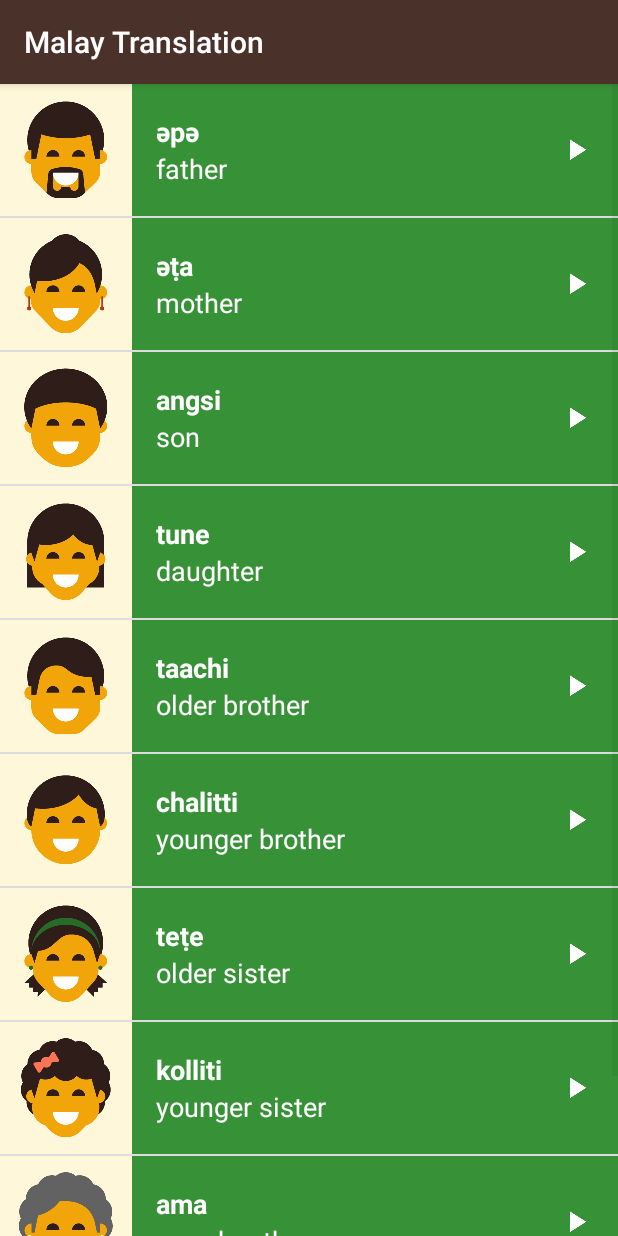
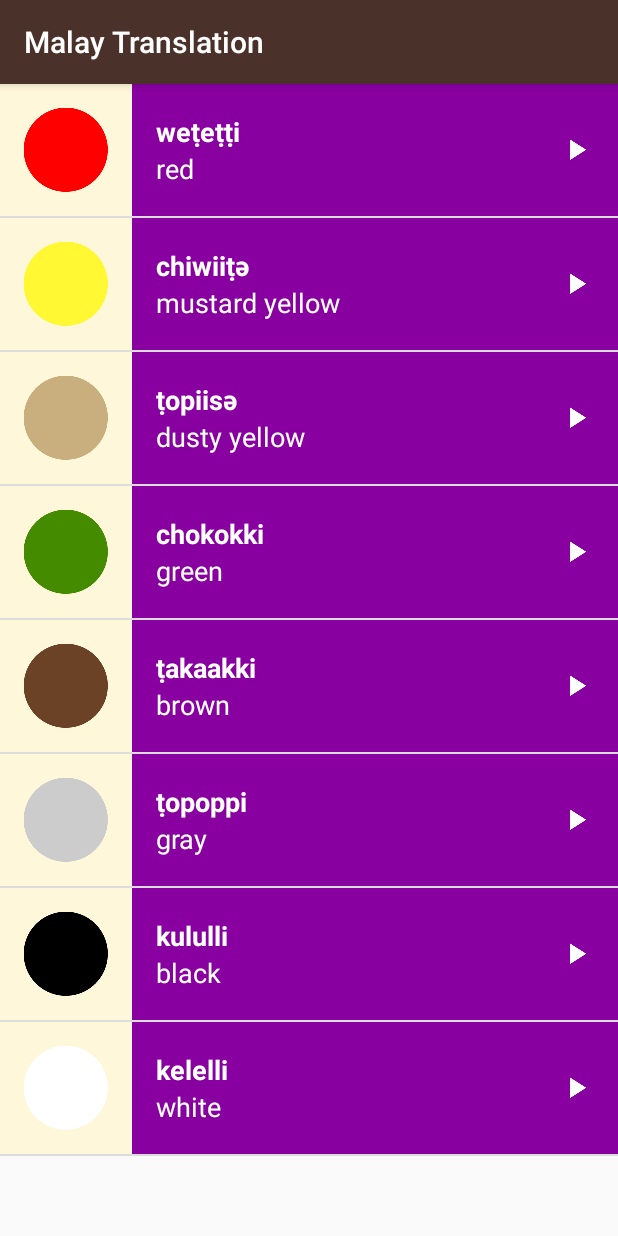
Before and after one commit to ridhwandaud/malayApp, an Android app: the FamilyActivity screen opened directly, with no data from a screen before it, on a phone screen of 412 x 824 dp. Run offline under Robolectric (Android 15) with nearby library versions, the light colour scheme and no system bars.

Commit message:
change familt activity to fragment

```diff
--- a/app/src/main/java/com/example/android/miwok/FamilyActivity.java
+++ b/app/src/main/java/com/example/android/miwok/FamilyActivity.java
@@ -14,54 +14,10 @@ public class FamilyActivity extends AppCompatActivity {
     @Override
     protected void onCreate(Bundle savedInstanceState) {
         super.onCreate(savedInstanceState);
-        setContentView(R.layout.word_list);
+        setContentView(R.layout.activity_category);
 
-        // Create a list of words
-        final ArrayList<Word> words = new ArrayList<Word>();
-        words.add(new Word("father", "әpә", R.drawable.family_father, R.raw.family_father));
-        words.add(new Word("mother", "әṭa", R.drawable.family_mother, R.raw.family_mother));
-        words.add(new Word("son", "angsi", R.drawable.family_son, R.raw.family_son));
-        words.add(new Word("daughter", "tune", R.drawable.family_daughter, R.raw.family_daughter));
-        words.add(new Word("older brother", "taachi", R.drawable.family_older_brother,
-                R.raw.family_older_brother));
-        words.add(new Word("younger brother", "chalitti", R.drawable.family_younger_brother,
-                R.raw.family_younger_brother));
-        words.add(new Word("older sister", "teṭe", R.drawable.family_older_sister,
-                R.raw.family_older_sister));
-        words.add(new Word("younger sister", "kolliti", R.drawable.family_younger_sister,
-                R.raw.family_younger_sister));
-        words.add(new Word("grandmother ", "ama", R.drawable.family_grandmother,
-                R.raw.family_grandmother));
-        words.add(new Word("grandfather", "paapa", R.drawable.family_grandfather,
-                R.raw.family_grandfather));
-
-        // Create an {@link WordAdapter}, whose data source is a list of {@link Word}s. The
-        // adapter knows how to create list items for each item in the list.
-        WordAdapter adapter = new WordAdapter(this, words, R.color.category_family);
-
-        // Find the {@link ListView} object in the view hierarchy of the {@link Activity}.
-        // There should be a {@link ListView} with the view ID called list, which is declared in the
-        // word_list.xml layout file.
-        ListView listView = (ListView) findViewById(R.id.list);
-
-        // Make the {@link ListView} use the {@link WordAdapter} we created above, so that the
-        // {@link ListView} will display list items for each {@link Word} in the list.
-        listView.setAdapter(adapter);
-
-        // Set a click listener to play the audio when the list item is clicked on
-        listView.setOnItemClickListener(new AdapterView.OnItemClickListener() {
-            @Override
-            public void onItemClick(AdapterView<?> adapterView, View view, int position, long l) {
-                // Get the {@link Word} object at the given position the user clicked on
-                Word word = words.get(position);
-
-                // Create and setup the {@link MediaPlayer} for the audio resource associated
-                // with the current word
-                mMediaPlayer = MediaPlayer.create(FamilyActivity.this, word.getAudioResourceId());
-
-                // Start the audio file
-                mMediaPlayer.start();
-            }
-        });
+        getSupportFragmentManager().beginTransaction()
+            .replace(R.id.container, new ColorsFragment())
+            .commit();
     }
 }
```
Also changed, not shown: app/src/main/java/com/example/android/miwok/FamilyFragment.java (added, +84 -0 lines).
